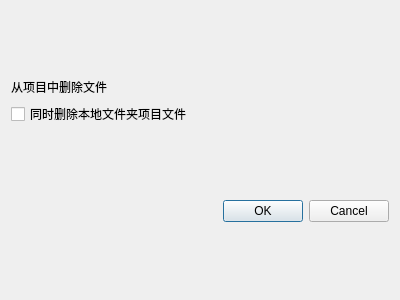
Old version of the form WindowOne/ProTree/removeprodialog.ui in the repository xiaoluosigithub/Cultural-Vision.
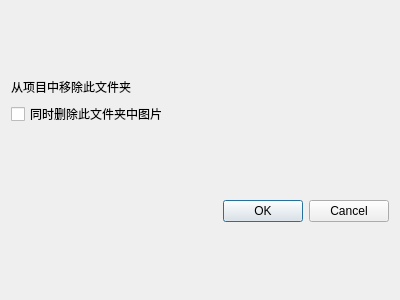
New version of the form.

What changed in the file:
```diff
--- a/WindowOne/ProTree/removeprodialog.ui
+++ b/WindowOne/ProTree/removeprodialog.ui
@@ -30,14 +30,14 @@
    <item>
     <widget class="QLabel" name="label">
      <property name="text">
-      <string>从项目中删除文件</string>
+      <string>从项目中移除此文件夹</string>
      </property>
     </widget>
    </item>
    <item>
     <widget class="QCheckBox" name="checkBox">
      <property name="text">
-      <string>同时删除本地文件夹项目文件</string>
+      <string>同时删除此文件夹中图片</string>
      </property>
     </widget>
    </item>
```
